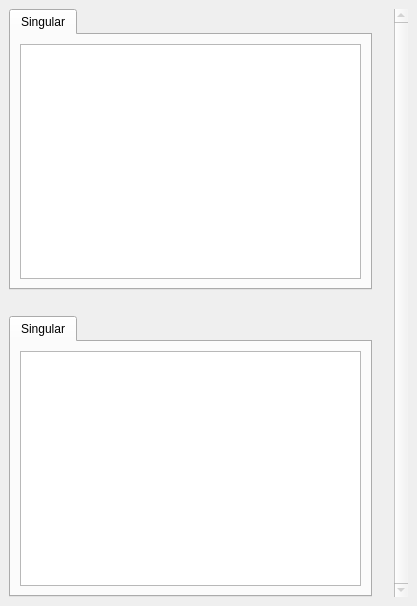
Above: pootling/ui/TUview.ui from cc-archive/pootle before the change. Below: the same form after it.
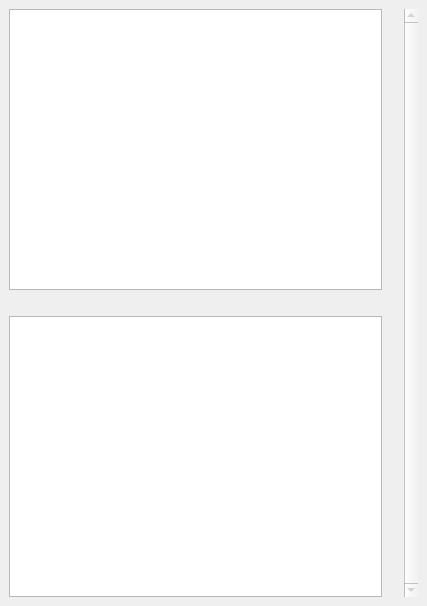
That is the form after the change. Icons and pictures are not drawn.

Commit message: remove tabWidget from ui

```diff
--- a/pootling/ui/TUview.ui
+++ b/pootling/ui/TUview.ui
@@ -11,8 +11,8 @@
    <rect>
     <x>0</x>
     <y>0</y>
-    <width>417</width>
-    <height>280</height>
+    <width>427</width>
+    <height>292</height>
    </rect>
   </property>
   <property name="sizePolicy" >
@@ -48,294 +48,6 @@
    <property name="spacing" >
     <number>6</number>
    </property>
-   <item rowspan="3" row="0" column="1" >
-    <spacer>
-     <property name="orientation" >
-      <enum>Qt::Horizontal</enum>
-     </property>
-     <property name="sizeType" >
-      <enum>QSizePolicy::Fixed</enum>
-     </property>
-     <property name="sizeHint" >
-      <size>
-       <width>16</width>
-       <height>588</height>
-      </size>
-     </property>
-    </spacer>
-   </item>
-   <item row="1" column="0" >
-    <widget class="QLabel" name="lblComment" >
-     <property name="palette" >
-      <palette>
-       <active>
-        <color>
-         <red>255</red>
-         <green>24</green>
-         <blue>35</blue>
-        </color>
-        <color>
-         <red>221</red>
-         <green>223</green>
-         <blue>228</blue>
-        </color>
-        <color>
-         <red>255</red>
-         <green>255</green>
-         <blue>255</blue>
-        </color>
-        <color>
-         <red>255</red>
-         <green>255</green>
-         <blue>255</blue>
-        </color>
-        <color>
-         <red>85</red>
-         <green>85</green>
-         <blue>85</blue>
-        </color>
-        <color>
-         <red>199</red>
-         <green>199</green>
-         <blue>199</blue>
-        </color>
-        <color>
-         <red>0</red>
-         <green>0</green>
-         <blue>0</blue>
-        </color>
-        <color>
-         <red>255</red>
-         <green>255</green>
-         <blue>255</blue>
-        </color>
-        <color>
-         <red>0</red>
-         <green>0</green>
-         <blue>0</blue>
-        </color>
-        <color>
-         <red>255</red>
-         <green>255</green>
-         <blue>255</blue>
-        </color>
-        <color>
-         <red>239</red>
-         <green>239</green>
-         <blue>239</blue>
-        </color>
-        <color>
-         <red>0</red>
-         <green>0</green>
-         <blue>0</blue>
-        </color>
-        <color>
-         <red>103</red>
-         <green>141</green>
-         <blue>178</blue>
-        </color>
-        <color>
-         <red>255</red>
-         <green>255</green>
-         <blue>255</blue>
-        </color>
-        <color>
-         <red>0</red>
-         <green>0</green>
-         <blue>238</blue>
-        </color>
-        <color>
-         <red>82</red>
-         <green>24</green>
-         <blue>139</blue>
-        </color>
-        <color>
-         <red>232</red>
-         <green>232</green>
-         <blue>232</blue>
-        </color>
-       </active>
-       <inactive>
-        <color>
-         <red>255</red>
-         <green>24</green>
-         <blue>35</blue>
-        </color>
-        <color>
-         <red>221</red>
-         <green>223</green>
-         <blue>228</blue>
-        </color>
-        <color>
-         <red>255</red>
-         <green>255</green>
-         <blue>255</blue>
-        </color>
-        <color>
-         <red>255</red>
-         <green>255</green>
-         <blue>255</blue>
-        </color>
-        <color>
-         <red>85</red>
-         <green>85</green>
-         <blue>85</blue>
-        </color>
-        <color>
-         <red>199</red>
-         <green>199</green>
-         <blue>199</blue>
-        </color>
-        <color>
-         <red>0</red>
-         <green>0</green>
-         <blue>0</blue>
-        </color>
-        <color>
-         <red>255</red>
-         <green>255</green>
-         <blue>255</blue>
-        </color>
-        <color>
-         <red>0</red>
-         <green>0</green>
-         <blue>0</blue>
-        </color>
-        <color>
-         <red>255</red>
-         <green>255</green>
-         <blue>255</blue>
-        </color>
-        <color>
-         <red>239</red>
-         <green>239</green>
-         <blue>239</blue>
-        </color>
-        <color>
-         <red>0</red>
-         <green>0</green>
-         <blue>0</blue>
-        </color>
-        <color>
-         <red>103</red>
-         <green>141</green>
-         <blue>178</blue>
-        </color>
-        <color>
-         <red>255</red>
-         <green>255</green>
-         <blue>255</blue>
-        </color>
-        <color>
-         <red>0</red>
-         <green>0</green>
-         <blue>238</blue>
-        </color>
-        <color>
-         <red>82</red>
-         <green>24</green>
-         <blue>139</blue>
-        </color>
-        <color>
-         <red>232</red>
-         <green>232</green>
-         <blue>232</blue>
-        </color>
-       </inactive>
-       <disabled>
-        <color>
-         <red>128</red>
-         <green>128</green>
-         <blue>128</blue>
-        </color>
-        <color>
-         <red>221</red>
-         <green>223</green>
-         <blue>228</blue>
-        </color>
-        <color>
-         <red>255</red>
-         <green>255</green>
-         <blue>255</blue>
-        </color>
-        <color>
-         <red>255</red>
-         <green>255</green>
-         <blue>255</blue>
-        </color>
-        <color>
-         <red>85</red>
-         <green>85</green>
-         <blue>85</blue>
-        </color>
-        <color>
-         <red>199</red>
-         <green>199</green>
-         <blue>199</blue>
-        </color>
-        <color>
-         <red>199</red>
-         <green>199</green>
-         <blue>199</blue>
-        </color>
-        <color>
-         <red>255</red>
-         <green>255</green>
-         <blue>255</blue>
-        </color>
-        <color>
-         <red>128</red>
-         <green>128</green>
-         <blue>128</blue>
-        </color>
-        <color>
-         <red>239</red>
-         <green>239</green>
-         <blue>239</blue>
-        </color>
-        <color>
-         <red>239</red>
-         <green>239</green>
-         <blue>239</blue>
-        </color>
-        <color>
-         <red>0</red>
-         <green>0</green>
-         <blue>0</blue>
-        </color>
-        <color>
-         <red>86</red>
-         <green>117</green>
-         <blue>148</blue>
-        </color>
-        <color>
-         <red>255</red>
-         <green>255</green>
-         <blue>255</blue>
-        </color>
-        <color>
-         <red>0</red>
-         <green>0</green>
-         <blue>238</blue>
-        </color>
-        <color>
-         <red>82</red>
-         <green>24</green>
-         <blue>139</blue>
-        </color>
-        <color>
-         <red>232</red>
-         <green>232</green>
-         <blue>232</blue>
-        </color>
-       </disabled>
-      </palette>
-     </property>
-     <property name="text" >
-      <string/>
-     </property>
-    </widget>
-   </item>
    <item rowspan="3" row="0" column="2" >
     <widget class="QScrollBar" name="fileScrollBar" >
      <property name="enabled" >
@@ -363,70 +75,50 @@
      </property>
     </widget>
    </item>
+   <item rowspan="3" row="0" column="1" >
+    <spacer>
+     <property name="orientation" >
+      <enum>Qt::Horizontal</enum>
+     </property>
+     <property name="sizeType" >
+      <enum>QSizePolicy::Fixed</enum>
+     </property>
+     <property name="sizeHint" >
+      <size>
+       <width>16</width>
+       <height>588</height>
+      </size>
+     </property>
+    </spacer>
+   </item>
+   <item row="1" column="0" >
+    <widget class="QLabel" name="lblComment" >
+     <property name="text" >
+      <string/>
+     </property>
+    </widget>
+   </item>
    <item row="0" column="0" >
-    <widget class="QTabWidget" name="tabSource" >
-     <property name="currentIndex" >
-      <number>0</number>
+    <widget class="QTextEdit" name="txtSource" >
+     <property name="tabChangesFocus" >
+      <bool>true</bool>
      </property>
-     <widget class="QWidget" name="tabSourceSingle" >
-      <property name="accessibleName" >
-       <string/>
-      </property>
-      <attribute name="title" >
-       <string>Singular</string>
-      </attribute>
-      <layout class="QGridLayout" >
-       <property name="margin" >
-        <number>9</number>
-       </property>
-       <property name="spacing" >
-        <number>6</number>
-       </property>
-       <item row="0" column="0" >
-        <widget class="QTextEdit" name="txtSource" >
-         <property name="tabChangesFocus" >
-          <bool>true</bool>
-         </property>
-         <property name="undoRedoEnabled" >
-          <bool>false</bool>
-         </property>
-         <property name="readOnly" >
-          <bool>true</bool>
-         </property>
-         <property name="tabStopWidth" >
-          <number>79</number>
-         </property>
-        </widget>
-       </item>
-      </layout>
-     </widget>
+     <property name="undoRedoEnabled" >
+      <bool>false</bool>
+     </property>
+     <property name="readOnly" >
+      <bool>true</bool>
+     </property>
+     <property name="tabStopWidth" >
+      <number>79</number>
+     </property>
     </widget>
    </item>
    <item row="2" column="0" >
-    <widget class="QTabWidget" name="tabTarget" >
-     <property name="currentIndex" >
-      <number>0</number>
+    <widget class="QTextEdit" name="txtTarget" >
+     <property name="whatsThis" >
+      <string/>
      </property>
-     <widget class="QWidget" name="tabTargetSingle" >
-      <attribute name="title" >
-       <string>Singular</string>
-      </attribute>
-      <layout class="QGridLayout" >
-       <property name="margin" >
-        <number>9</number>
-       </property>
-       <property name="spacing" >
-        <number>6</number>
-       </property>
-       <item row="0" column="0" >
-        <widget class="QTextEdit" name="txtTarget" >
-         <property name="whatsThis" >
-          <string/>
-         </property>
-        </widget>
-       </item>
-      </layout>
-     </widget>
     </widget>
    </item>
   </layout>
```
Left out of the diff: 4 changed lines with no effect on the pictures. The commit also changes 1 other file.
